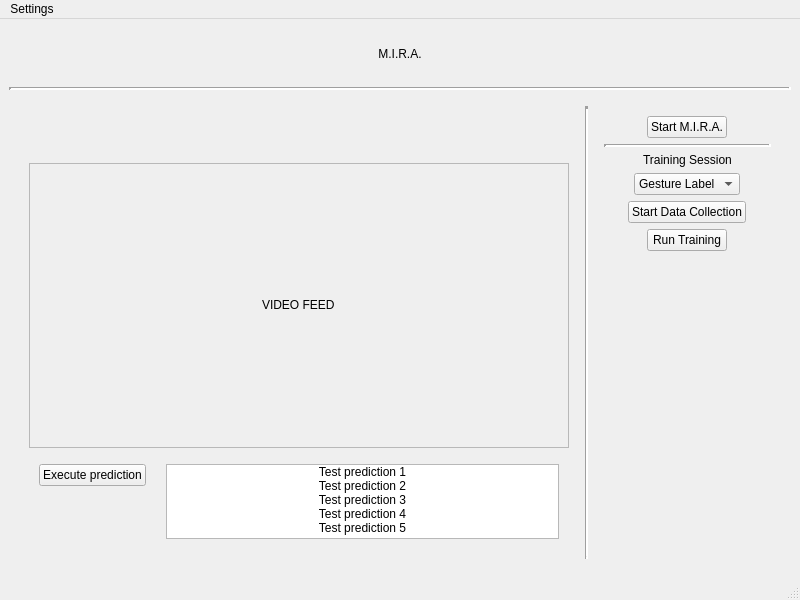
Before: the Qt Designer form src/ui/main_window.ui in TrojiGareer/MIRA, drawn with Qt 5.
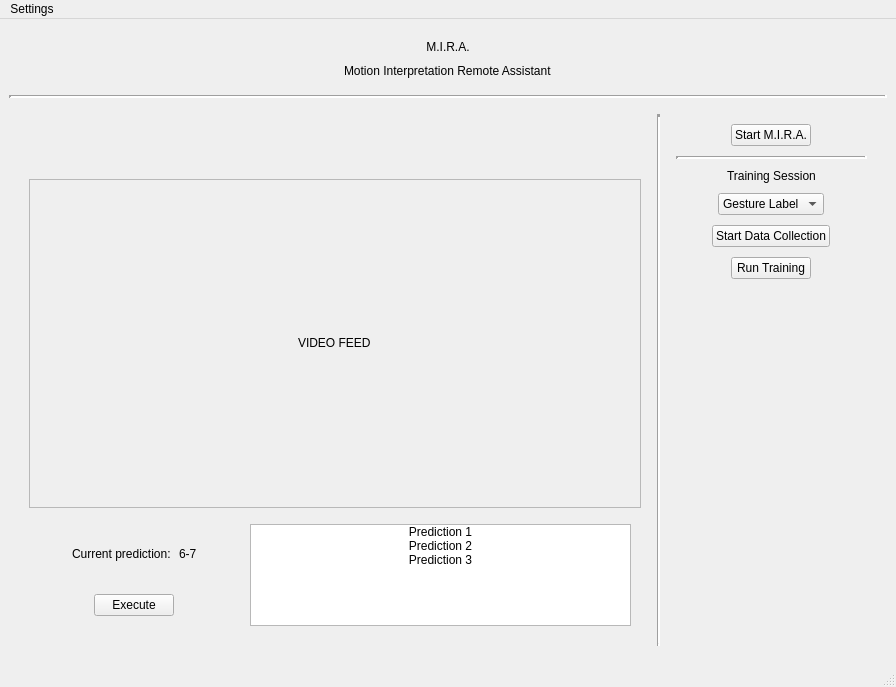
After: the same form once the commit is applied.

Commit message: UI looks pretty good

```diff
--- a/src/ui/main_window.ui
+++ b/src/ui/main_window.ui
@@ -6,14 +6,32 @@
    <rect>
     <x>0</x>
     <y>0</y>
+    <width>896</width>
+    <height>687</height>
+   </rect>
+  </property>
+  <property name="minimumSize">
+   <size>
     <width>800</width>
     <height>600</height>
-   </rect>
+   </size>
   </property>
   <property name="windowTitle">
    <string>MainWindow</string>
   </property>
   <widget class="QWidget" name="mainWidget">
+   <property name="sizePolicy">
+    <sizepolicy hsizetype="Expanding" vsizetype="Expanding">
+     <horstretch>0</horstretch>
+     <verstretch>0</verstretch>
+    </sizepolicy>
+   </property>
+   <property name="minimumSize">
+    <size>
+     <width>800</width>
+     <height>600</height>
+    </size>
+   </property>
    <layout class="QVBoxLayout" name="verticalLayout">
     <item>
      <layout class="QVBoxLayout" name="mainLayout" stretch="1,0,9">
@@ -21,7 +39,7 @@
        <enum>QLayout::SetDefaultConstraint</enum>
       </property>
       <item>
-       <layout class="QHBoxLayout" name="layoutHeader" stretch="0">
+       <layout class="QVBoxLayout" name="layoutHeader" stretch="0,0">
         <property name="sizeConstraint">
          <enum>QLayout::SetDefaultConstraint</enum>
         </property>
@@ -37,7 +55,7 @@
         <property name="bottomMargin">
          <number>10</number>
         </property>
-        <item alignment="Qt::AlignHCenter|Qt::AlignVCenter">
+        <item alignment="Qt::AlignHCenter">
          <widget class="QLabel" name="labelTitle">
           <property name="text">
            <string>M.I.R.A.</string>
@@ -47,6 +65,13 @@
           </property>
          </widget>
         </item>
+        <item alignment="Qt::AlignHCenter">
+         <widget class="QLabel" name="labelSubtitle">
+          <property name="text">
+           <string>Motion Interpretation Remote Assistant</string>
+          </property>
+         </widget>
+        </item>
        </layout>
       </item>
       <item>
@@ -120,7 +145,7 @@
            </widget>
           </item>
           <item>
-           <layout class="QHBoxLayout" name="layoutPredictions">
+           <layout class="QHBoxLayout" name="layoutPredictions" stretch="2,4">
             <property name="spacing">
              <number>20</number>
             </property>
@@ -136,27 +161,117 @@
             <property name="bottomMargin">
              <number>10</number>
             </property>
-            <item alignment="Qt::AlignTop">
-             <widget class="QPushButton" name="pushButton_3">
-              <property name="text">
-               <string>Execute prediction</string>
+            <item>
+             <layout class="QVBoxLayout" name="layoutCurrentPrediction" stretch="0,1">
+              <property name="leftMargin">
+               <number>10</number>
               </property>
-             </widget>
+              <property name="topMargin">
+               <number>10</number>
+              </property>
+              <property name="rightMargin">
+               <number>10</number>
+              </property>
+              <property name="bottomMargin">
+               <number>10</number>
+              </property>
+              <item>
+               <layout class="QHBoxLayout" name="horizontalLayout">
+                <property name="spacing">
+                 <number>5</number>
+                </property>
+                <property name="leftMargin">
+                 <number>10</number>
+                </property>
+                <property name="topMargin">
+                 <number>10</number>
+                </property>
+                <property name="rightMargin">
+                 <number>10</number>
+                </property>
+                <property name="bottomMargin">
+                 <number>10</number>
+                </property>
+                <item>
+                 <spacer name="spacerPredictionLeft">
+                  <property name="orientation">
+                   <enum>Qt::Horizontal</enum>
+                  </property>
+                  <property name="sizeHint" stdset="0">
+                   <size>
+                    <width>40</width>
+                    <height>20</height>
+                   </size>
+                  </property>
+                 </spacer>
+                </item>
+                <item alignment="Qt::AlignHCenter|Qt::AlignVCenter">
+                 <widget class="QLabel" name="labelCurrentPredictionText">
+                  <property name="text">
+                   <string>Current prediction: </string>
+                  </property>
+                 </widget>
+                </item>
+                <item alignment="Qt::AlignHCenter|Qt::AlignVCenter">
+                 <widget class="QLabel" name="labelCurrentPrediction">
+                  <property name="text">
+                   <string>6-7</string>
+                  </property>
+                 </widget>
+                </item>
+                <item>
+                 <spacer name="spacerPredictionRight">
+                  <property name="orientation">
+                   <enum>Qt::Horizontal</enum>
+                  </property>
+                  <property name="sizeHint" stdset="0">
+                   <size>
+                    <width>40</width>
+                    <height>20</height>
+                   </size>
+                  </property>
+                 </spacer>
+                </item>
+               </layout>
+              </item>
+              <item alignment="Qt::AlignHCenter|Qt::AlignTop">
+               <widget class="QPushButton" name="buttonExecutePrediction">
+                <property name="text">
+                 <string>Execute</string>
+                </property>
+               </widget>
+              </item>
+             </layout>
             </item>
             <item alignment="Qt::AlignTop">
-             <widget class="QListWidget" name="listWidget">
+             <widget class="QListWidget" name="listPredictionLog">
+              <property name="sizePolicy">
+               <sizepolicy hsizetype="Preferred" vsizetype="Expanding">
+                <horstretch>0</horstretch>
+                <verstretch>0</verstretch>
+               </sizepolicy>
+              </property>
               <property name="layoutDirection">
                <enum>Qt::LeftToRight</enum>
               </property>
               <property name="movement">
-               <enum>QListView::Static</enum>
+               <enum>QListView::Free</enum>
+              </property>
+              <property name="layoutMode">
+               <enum>QListView::SinglePass</enum>
+              </property>
+              <property name="spacing">
+               <number>3</number>
+              </property>
+              <property name="itemAlignment">
+               <set>Qt::AlignCenter</set>
               </property>
               <property name="sortingEnabled">
                <bool>false</bool>
               </property>
               <item>
                <property name="text">
-                <string>Test prediction 1</string>
+                <string>Prediction 1</string>
                </property>
                <property name="textAlignment">
                 <set>AlignCenter</set>
@@ -164,7 +279,7 @@
               </item>
               <item>
                <property name="text">
-                <string>Test prediction 2</string>
+                <string>Prediction 2</string>
                </property>
                <property name="textAlignment">
                 <set>AlignCenter</set>
@@ -172,23 +287,7 @@
               </item>
               <item>
                <property name="text">
-                <string>Test prediction 3</string>
-               </property>
-               <property name="textAlignment">
-                <set>AlignCenter</set>
-               </property>
-              </item>
-              <item>
-               <property name="text">
-                <string>Test prediction 4</string>
-               </property>
-               <property name="textAlignment">
-                <set>AlignCenter</set>
-               </property>
-              </item>
-              <item>
-               <property name="text">
-                <string>Test prediction 5</string>
+                <string>Prediction 3</string>
                </property>
                <property name="textAlignment">
                 <set>AlignCenter</set>
@@ -212,6 +311,9 @@
         </item>
         <item>
          <layout class="QVBoxLayout" name="layoutControlPanel" stretch="0,0,0,0,0,0,0">
+          <property name="spacing">
+           <number>10</number>
+          </property>
           <property name="leftMargin">
            <number>10</number>
           </property>
@@ -268,6 +370,12 @@
             <property name="currentText">
              <string>Gesture Label</string>
             </property>
+            <property name="insertPolicy">
+             <enum>QComboBox::InsertAtBottom</enum>
+            </property>
+            <property name="frame">
+             <bool>true</bool>
+            </property>
             <item>
              <property name="text">
               <string>Gesture Label</string>
@@ -342,7 +450,7 @@
     <rect>
      <x>0</x>
      <y>0</y>
-     <width>800</width>
+     <width>896</width>
      <height>22</height>
     </rect>
    </property>
```
Left out of the diff: 3 changed lines with no effect on the pictures. The commit also changes 2 other files.
